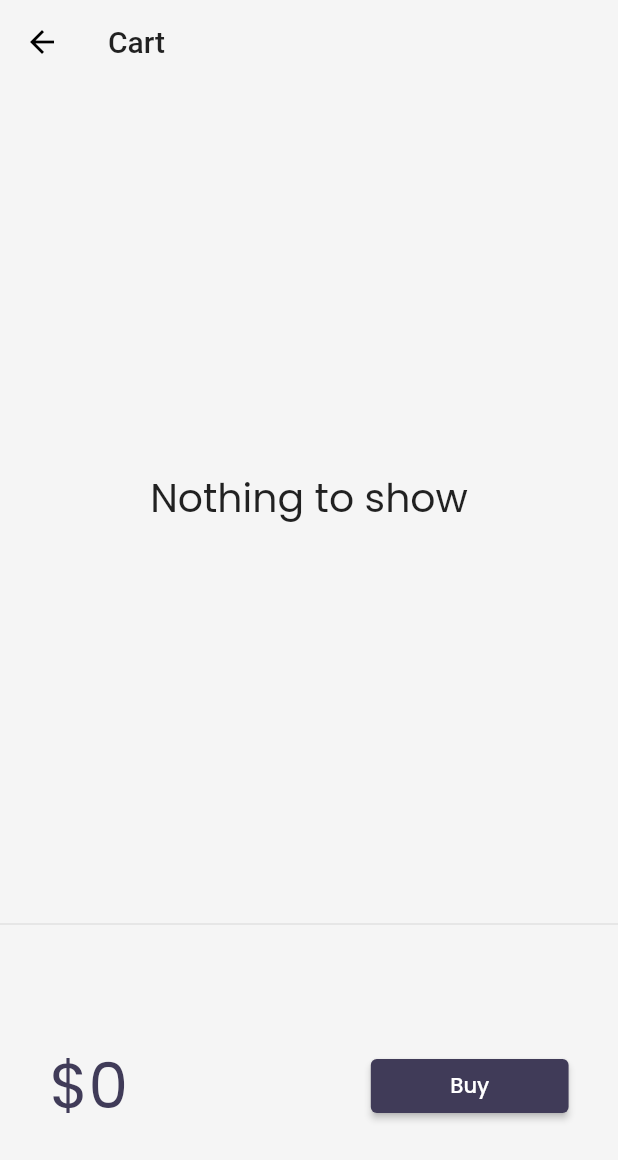
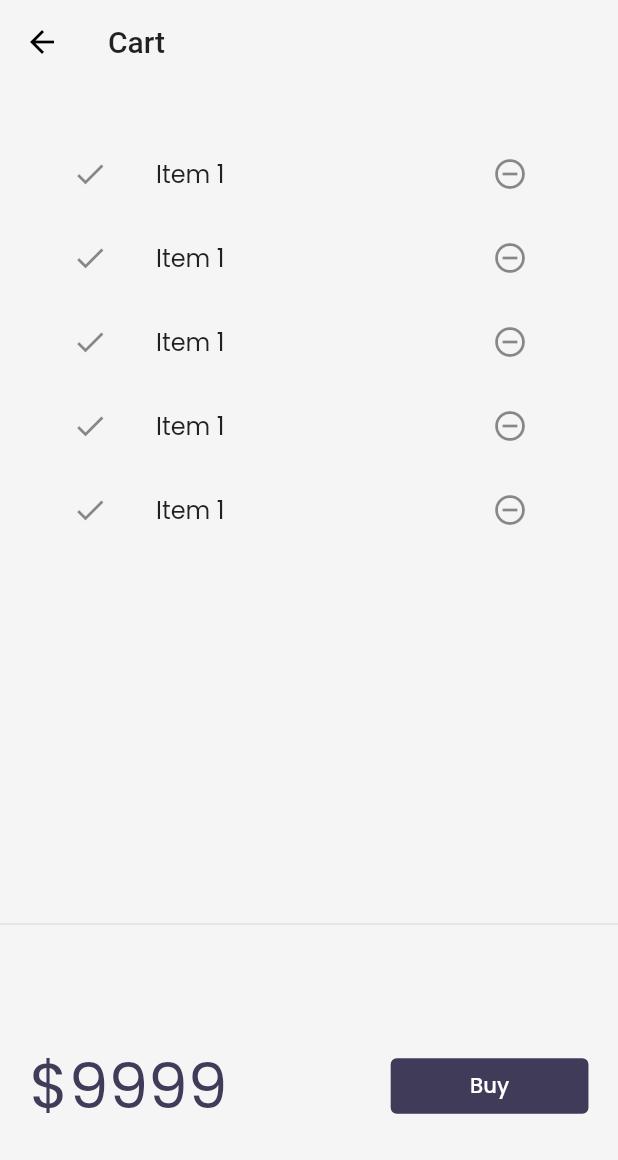
Before and after one commit to NoobDeveloper412/Catalog-App, a Flutter app: the screen it shows after launch, after a tap on an icon or button, on a phone screen of 412 x 824 dp. Shown: the top 1160 px of the screen. Run offline on Flutter 3.47's test engine with Material 2 defaults, Android fonts, the phone set to English and light mode, and no system bars; our stand-ins replace google_fonts, velocity_x; network calls fail.

Commit message:
Added hardcoded values to the CartPage.

```diff
--- a/lib/models/cartModel.dart
+++ b/lib/models/cartModel.dart
@@ -1,41 +1,102 @@
-import 'catalogModel.dart';
+import 'dart:convert';
 
-class CartModel {
-  static final cartModel = CartModel._internal();
-  // catalog field
+class CatalogModel {
+  static List<Item> items = [];
 
-  CartModel._internal();
+  // Get Item by ID
+  static Item getById(int id) =>
+      items.firstWhere((element) => element.id == id, orElse: null);
 
-  factory CartModel() => cartModel;
+  // Get Item by position
+  static Item getByPosition(int pos) => items[pos];
+}
 
-  late CatalogModel _catalog;
+class Item {
+  final int id;
+  final String name;
+  final String desc;
+  final num price;
+  final String color;
+  final String image;
 
-  // Collection of IDs - store Ids of each item
-  final List<int> _itemIds = [];
+  Item({
+    required this.id,
+    required this.name,
+    required this.desc,
+    required this.price,
+    required this.color,
+    required this.image,
+  });
 
-  // Get Catalog
-  CatalogModel get catalog => _catalog;
-
-  set catalog(CatalogModel newCatalog) {
-    _catalog = newCatalog;
+  Item copyWith({
+    required int id,
+    required String name,
+    required String desc,
+    required num price,
+    required String color,
+    required String image,
+  }) {
+    return Item(
+      id: id ?? this.id,
+      name: name ?? this.name,
+      desc: desc ?? this.desc,
+      price: price ?? this.price,
+      color: color ?? this.color,
+      image: image ?? this.image,
+    );
   }
 
-  // Get items in the cart
-  List<Item> get items => _itemIds.map((id) => _catalog.getById(id)).toList();
-
-  // Get total price
-  num get totalPrice =>
-      items.fold(0, (total, current) => total + current.price);
-
-  // Add Item
-
-  void add(Item item) {
-    _itemIds.add(item.id);
+  Map<String, dynamic> toMap() {
+    return {
+      'id': id,
+      'name': name,
+      'desc': desc,
+      'price': price,
+      'color': color,
+      'image': image,
+    };
   }
 
-  // Remove Item
+  factory Item.fromMap(Map<String, dynamic> map) {
+    return Item(
+      id: map['id'],
+      name: map['name'],
+      desc: map['desc'],
+      price: map['price'],
+      color: map['color'],
+      image: map['image'],
+    );
+  }
 
-  void remove(Item item) {
-    _itemIds.remove(item.id);
+  String toJson() => json.encode(toMap());
+
+  factory Item.fromJson(String source) => Item.fromMap(json.decode(source));
+
+  @override
+  String toString() {
+    return 'Item(id: $id, name: $name, desc: $desc, price: $price, color: $color, image: $image)';
+  }
+
+  @override
+  bool operator ==(Object o) {
+    if (identical(this, o)) return true;
+
+    return o is Item &&
+        o.id == id &&
+        o.name == name &&
+        o.desc == desc &&
+        o.price == price &&
+        o.color == color &&
+        o.image == image;
+  }
+
+  @override
+  int get hashCode {
+    return id.hashCode ^
+        name.hashCode ^
+        desc.hashCode ^
+        price.hashCode ^
+        color.hashCode ^
+        image.hashCode;
   }
 }
--- a/lib/screens/CartPage.dart
+++ b/lib/screens/CartPage.dart
@@ -3,8 +3,6 @@ import 'package:flutter/material.dart';
 import 'package:velocity_x/velocity_x.dart';
 
 class CartPage extends StatelessWidget {
-  const CartPage({Key? key}) : super(key: key);
-
   @override
   Widget build(BuildContext context) {
     return Scaffold(
@@ -16,40 +14,32 @@ class CartPage extends StatelessWidget {
         body: Column(
           children: [
             _CartList().p32().expand(),
-          const Divider(),
+            Divider(),
             _CartTotal(),
           ],
-      ),
-    );
+        ));
   }
 }
 
 class _CartTotal extends StatelessWidget {
+  const _CartTotal({Key? key}) : super(key: key);
+
   @override
   Widget build(BuildContext context) {
-    final _cart = CartModel();
     return SizedBox(
       height: 200,
       child: Row(
         mainAxisAlignment: MainAxisAlignment.spaceAround,
         children: [
-          "\$${_cart.totalPrice}"
-              .text
-              .xl5
-              .color(context.theme.accentColor)
-              .make(),
+          "\$9999".text.xl5.color(context.theme.accentColor).make(),
           30.widthBox,
-          ElevatedButton(
-            onPressed: () {
-              ScaffoldMessenger.of(context).showSnackBar(SnackBar(
-                content: "Buying not supported yet.".text.make(),
-              ));
-            },
+          TextButton(
+                  onPressed: () {},
                   style: ButtonStyle(
                       backgroundColor:
                           MaterialStateProperty.all(context.theme.buttonColor)),
-            child: "Buy".text.white.make(),
-          ).w32(context)
+                  child: "Buy".text.white.make())
+              .w32(context)
         ],
       ),
     );
@@ -58,29 +48,22 @@ class _CartTotal extends StatelessWidget {
 
 class _CartList extends StatefulWidget {
   @override
-  __CartListState createState() => __CartListState();
+  _CartListState createState() => _CartListState();
 }
 
-class __CartListState extends State<_CartList> {
-  final _cart = CartModel();
-
+class _CartListState extends State<_CartList> {
   @override
   Widget build(BuildContext context) {
-    return _cart.items.isEmpty
-        ? "Nothing to show".text.xl3.makeCentered()
-        : ListView.builder(
-            itemCount: _cart.items.length,
+    return ListView.builder(
       itemBuilder: (context, index) => ListTile(
-              leading: const Icon(Icons.done),
+        leading: Icon(Icons.done),
         trailing: IconButton(
-                icon: const Icon(Icons.remove_circle_outline),
-                onPressed: () {
-                  _cart.remove(_cart.items[index]);
-                  setState(() {});
-                },
+          icon: Icon(Icons.remove_circle_outline),
+          onPressed: () {},
         ),
-              title: _cart.items[index].name.text.make(),
+        title: 'Item 1'.text.make(),
       ),
+      itemCount: 5,
     );
   }
 }
--- a/lib/screens/HomePage.dart
+++ b/lib/screens/HomePage.dart
@@ -26,7 +26,7 @@ class _HomePageState extends State<HomePage> {
   }
 
   loadData() async {
-    await Future.delayed(const Duration(seconds: 2));
+    await Future.delayed(Duration(seconds: 2));
     final catalogJson =
         await rootBundle.loadString("assets/files/catalog.json");
     final decodedData = jsonDecode(catalogJson);
@@ -78,7 +78,7 @@ class _HomePageState extends State<HomePage> {
             onPressed: () =>
                 Navigator.pushNamed(context, DefaultRoutes.cartRoute),
             backgroundColor: context.theme.buttonColor,
-            child: const Icon(
+            child: Icon(
               CupertinoIcons.cart,
               color: Colors.white,
             ),
@@ -89,7 +89,7 @@ class _HomePageState extends State<HomePage> {
               child: Column(
                 crossAxisAlignment: CrossAxisAlignment.start,
                 children: [
-                  const CatalogHeader(),
+                  CatalogHeader(),
                   TextField(
                     onChanged: (value) => searchProduct(value),
                     decoration: const InputDecoration(
@@ -100,7 +100,7 @@ class _HomePageState extends State<HomePage> {
                       foundProducts: foundProducts,
                     ).py16().expand()
                   else
-                    CircularProgressIndicator().centered().expand(),
+                    const CircularProgressIndicator().centered().expand(),
                 ],
               ),
             ),
--- a/lib/widgets/home_widgets/add_to_cart.dart
+++ b/lib/widgets/home_widgets/add_to_cart.dart
@@ -1,44 +1,55 @@
-import 'package:catalog_app/models/cartModel.dart';
-import 'package:catalog_app/models/catalogModel.dart';
-import 'package:flutter/cupertino.dart';
-import 'package:flutter/material.dart';
-import 'package:velocity_x/velocity_x.dart';
-
-class AddToCart extends StatefulWidget {
-  final Item catalog;
-
-  const AddToCart({
-    Key? key,
-    required this.catalog,
-  }) : super(key: key);
-
-  @override
-  _AddToCartState createState() => _AddToCartState();
-}
-
-class _AddToCartState extends State<AddToCart> {
-  final _cart = CartModel();
-
-  @override
-  Widget build(BuildContext context) {
-    bool isInCart = _cart.items.contains(widget.catalog);
-    return ElevatedButton(
-      onPressed: () {
-        if (!isInCart) {
-          isInCart = isInCart.toggle();
-          final _catalog = CatalogModel();
-
-          _cart.catalog = _catalog;
-          _cart.add(widget.catalog);
-          setState(() {});
-        }
-      },
-      style: ButtonStyle(
-          backgroundColor: MaterialStateProperty.all(context.theme.buttonColor),
-          shape: MaterialStateProperty.all(
-            StadiumBorder(),
-          )),
-      child: isInCart ? Icon(Icons.done) : Icon(CupertinoIcons.cart_badge_plus),
-    );
-  }
-}
+// import 'package:catalog_app/models/cartModel.dart';
+// import 'package:catalog_app/models/catalogModel.dart';
+// import 'package:flutter/cupertino.dart';
+// import 'package:flutter/material.dart';
+// import 'package:velocity_x/velocity_x.dart';
+//
+// class AddToCart extends StatefulWidget {
+//   final Item catalog;
+//
+//   const AddToCart({
+//     Key? key,
+//     required this.catalog,
+//   }) : super(key: key);
+//
+//
+//
+//   @override
+//   _AddToCartState createState() => _AddToCartState();
+// }
+//
+// class _AddToCartState extends State<AddToCart> {
+//
+//   @override
+//   void initState() {
+//     super.initState();
+//   }
+//
+//   final _cart = CartModel();
+//
+//   @override
+//   Widget build(BuildContext context) {
+//     bool isInCart = _cart.items.contains(widget.catalog);
+//     return ElevatedButton(
+//       onPressed: () {
+//         if (!isInCart) {
+//           isInCart = isInCart.toggle();
+//           // final _catalog = CatalogModel();
+//           // print(_catalog);
+//
+//           // _cart.catalog = _catalog;
+//           // _cart.add(widget.catalog);
+//           // setState(() {});
+//         }
+//       },
+//       style: ButtonStyle(
+//           backgroundColor: MaterialStateProperty.all(context.theme.buttonColor),
+//           shape: MaterialStateProperty.all(
+//             StadiumBorder(),
+//           )),
+//       child: isInCart
+//           ? const Icon(Icons.done)
+//           : const Icon(CupertinoIcons.cart_badge_plus),
+//     );
+//   }
+// }
--- a/lib/widgets/home_widgets/catalog_list.dart
+++ b/lib/widgets/home_widgets/catalog_list.dart
@@ -1,4 +1,11 @@
-import 'package:catalog_app/models/cartModel.dart';
+import 'package:catalog_app/models/catalogModel.dart';
+import 'package:catalog_app/screens/HomeDetailsPage.dart';
+import 'package:catalog_app/widgets/home_widgets/add_to_cart.dart';
+import 'package:flutter/material.dart';
+import 'package:velocity_x/velocity_x.dart';
+
+import 'catalog_image.dart';
+
 import 'package:catalog_app/models/catalogModel.dart';
 import 'package:catalog_app/screens/HomeDetailsPage.dart';
 import 'package:catalog_app/widgets/home_widgets/add_to_cart.dart';
@@ -62,7 +69,16 @@ class CatalogItem extends StatelessWidget {
                 buttonPadding: EdgeInsets.zero,
                 children: [
                   "\$${catalog.price}".text.bold.xl.make(),
-                  AddToCart(catalog: catalog)
+                  ElevatedButton(
+                    onPressed: () {},
+                    style: ButtonStyle(
+                        backgroundColor: MaterialStateProperty.all(
+                            context.theme.buttonColor),
+                        shape: MaterialStateProperty.all(
+                          StadiumBorder(),
+                        )),
+                    child: "Add to cart".text.make(),
+                  )
                 ],
               ).pOnly(right: 8.0)
             ],
```
Also changed, not shown: lib/models/catalogModel.dart (+10 -9 lines), lib/screens/HomeDetailsPage.dart (+7 -2 lines). Lines whose indentation alone changed are shown as unchanged.
